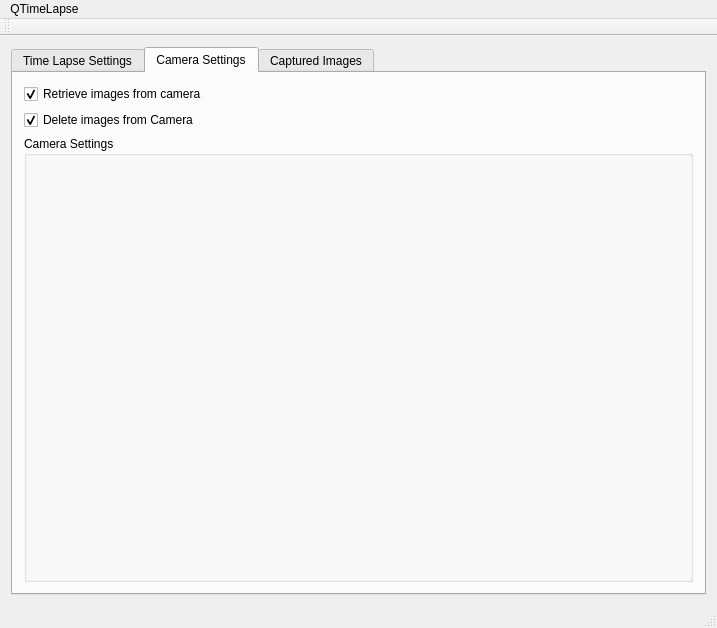
The window that qtimelapse.ui (makyo/qtimelapse) describes before a commit, drawn with Qt 5.
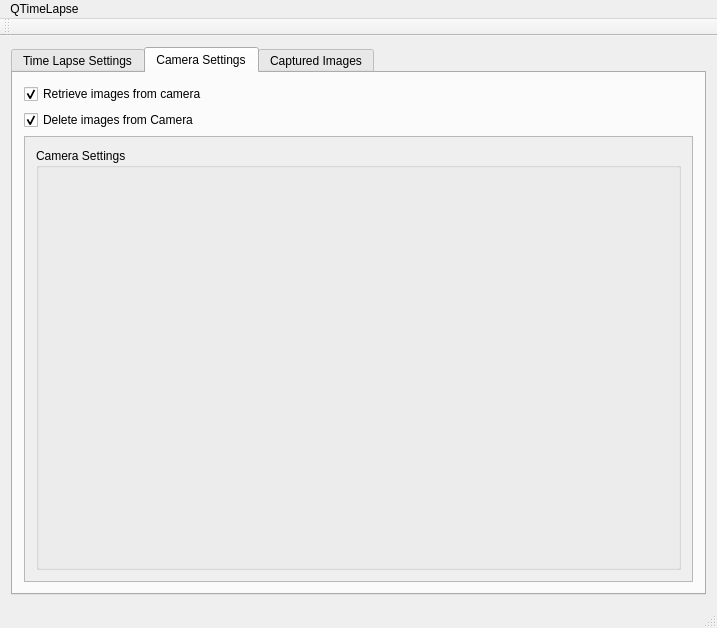
The same window after the commit. The open tabs and pages were chosen to show the change.

Commit message: Changing settings now sets them on the camera; settings added to a scroll area

```diff
--- a/qtimelapse.ui
+++ b/qtimelapse.ui
@@ -323,6 +323,21 @@
            </widget>
           </item>
           <item>
+           <widget class="QScrollArea" name="settingsScrollArea">
+            <property name="widgetResizable">
+             <bool>true</bool>
+            </property>
+            <widget class="QWidget" name="scrollAreaWidgetContents">
+             <property name="geometry">
+              <rect>
+               <x>0</x>
+               <y>0</y>
+               <width>673</width>
+               <height>439</height>
+              </rect>
+             </property>
+             <layout class="QVBoxLayout" name="verticalLayout_3">
+              <item>
            <widget class="QGroupBox" name="grp_cameraSettings">
             <property name="title">
              <string>Camera Settings</string>
@@ -330,6 +345,10 @@
             <property name="flat">
              <bool>true</bool>
             </property>
+               </widget>
+              </item>
+             </layout>
+            </widget>
            </widget>
           </item>
          </layout>
```
Lines whose indentation alone changed are shown as unchanged. The commit also changes 4 other files.
